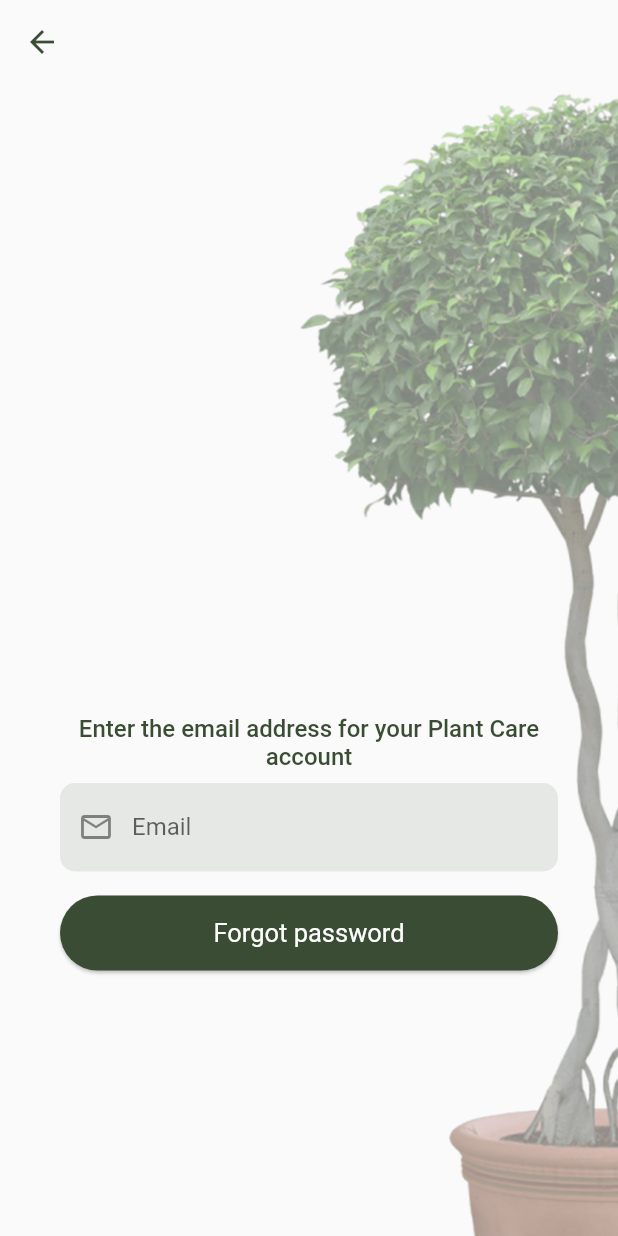
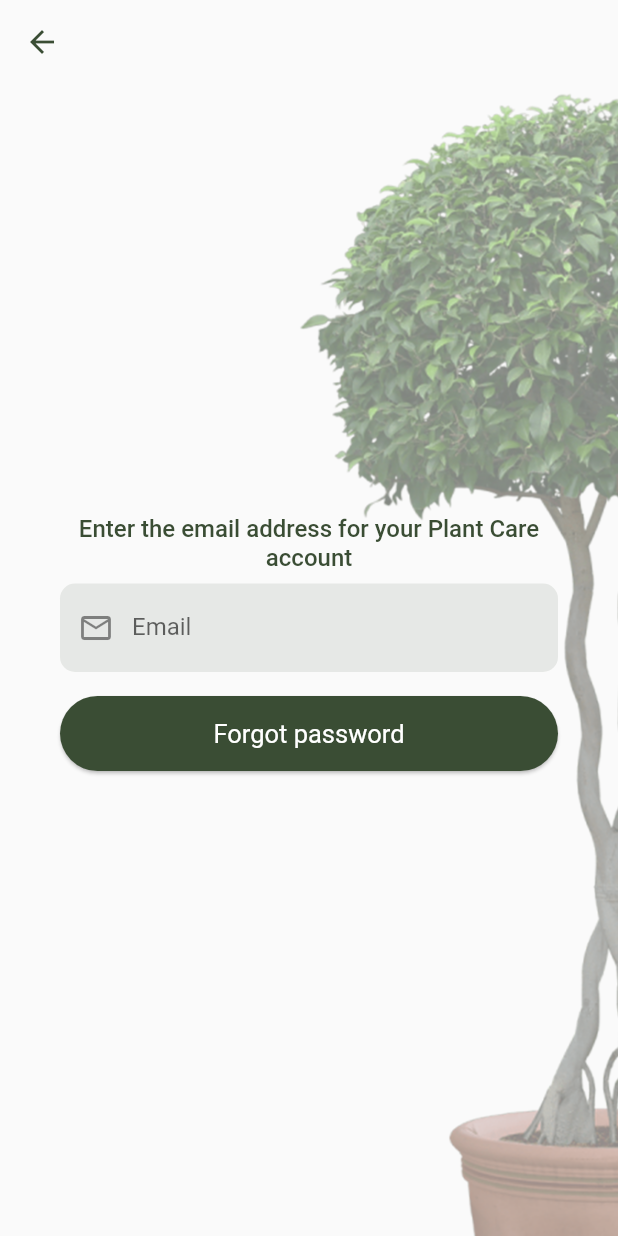
Before and after one commit to alastairrmcneill/plant-care-archive, a Flutter app: the LoginScreen screen opened directly, after a tap on "Login", after a tap on "Forgot Password?", on a phone screen of 412 x 824 dp. Run offline on Flutter 3.47's test engine with Material 2 defaults, Android fonts, the light colour scheme and no system bars; our stand-ins replace firebase_auth, firebase_core; accounts and stored records are empty; network calls fail; Roboto replaces fonts that are missing (HelveticaNeue).

Commit message:
Updated position of auth widgets

```diff
--- a/lib/auth/screens/forgot_passowrd_screen.dart
+++ b/lib/auth/screens/forgot_passowrd_screen.dart
@@ -19,7 +19,7 @@ class _ForgotPasswordScreenState extends State<ForgotPasswordScreen> {
         iconTheme: const IconThemeData(color: Color(0xFF3a4d34)),
       ),
       extendBodyBehindAppBar: true,
-      resizeToAvoidBottomInset: true,
+      resizeToAvoidBottomInset: false,
       body: Stack(
         children: [
           //Background image
@@ -32,12 +32,28 @@ class _ForgotPasswordScreenState extends State<ForgotPasswordScreen> {
               ),
             ),
           ),
-          Center(
-            child: SingleChildScrollView(
-              padding: EdgeInsets.symmetric(horizontal: 40),
+          Padding(
+            padding: const EdgeInsets.symmetric(horizontal: 40),
+            child: Center(
               child: Column(
+                mainAxisAlignment: MainAxisAlignment.end,
                 children: [
-                  const SizedBox(height: 300),
+                  errorText != ''
+                      ? Padding(
+                          padding: const EdgeInsets.only(
+                            left: 10,
+                            right: 10,
+                            top: 5,
+                          ),
+                          child: Text(
+                            errorText,
+                            style: TextStyle(
+                              color: Colors.red[700],
+                              fontSize: 12,
+                            ),
+                          ),
+                        )
+                      : const SizedBox(height: 1),
                   const Text(
                     'Enter the email address for your Plant Care account',
                     textAlign: TextAlign.center,
@@ -66,22 +82,7 @@ class _ForgotPasswordScreenState extends State<ForgotPasswordScreen> {
                       child: const Text('Forgot password'),
                     ),
                   ),
-                  errorText != ''
-                      ? Padding(
-                          padding: const EdgeInsets.only(
-                            left: 10,
-                            right: 10,
-                            top: 5,
-                          ),
-                          child: Text(
-                            errorText,
-                            style: TextStyle(
-                              color: Colors.red[700],
-                              fontSize: 12,
-                            ),
-                          ),
-                        )
-                      : const SizedBox(height: 1),
+                  const SizedBox(height: 310),
                 ],
               ),
             ),
--- a/lib/auth/screens/login_screen.dart
+++ b/lib/auth/screens/login_screen.dart
@@ -5,6 +5,7 @@ import 'package:plant_care/auth/models/user_model.dart';
 import 'package:plant_care/screens/screens.dart';
 import 'package:plant_care/auth/widgets/text_field_widget.dart';
 import 'package:plant_care/auth/services/auth_service.dart';
+import 'package:plant_care/support/wrapper.dart';
 
 class LoginScreen extends StatefulWidget {
   const LoginScreen({Key? key}) : super(key: key);
@@ -16,8 +17,8 @@ class LoginScreen extends StatefulWidget {
 class _LoginScreenState extends State<LoginScreen> {
   String errorText = '';
 
-  void logInFunc(String value) async {
-    dynamic result = await AuthService.signInWithEmailPassword('test@me.com', '123456');
+  Future<void> logInFunc(String value) async {
+    dynamic result = await AuthService.signInWithEmailPassword('test@me.cm', '123456');
     if (result is FirebaseAuthException) {
       setState(() {
         errorText = result.message!;
@@ -34,7 +35,7 @@ class _LoginScreenState extends State<LoginScreen> {
         iconTheme: const IconThemeData(color: Color(0xFF3a4d34)),
       ),
       extendBodyBehindAppBar: true,
-      resizeToAvoidBottomInset: true,
+      resizeToAvoidBottomInset: false,
       body: Stack(
         children: [
           //Background image
@@ -47,12 +48,28 @@ class _LoginScreenState extends State<LoginScreen> {
               ),
             ),
           ),
-          Center(
-            child: SingleChildScrollView(
-              padding: EdgeInsets.symmetric(horizontal: 40),
+          Padding(
+            padding: const EdgeInsets.symmetric(horizontal: 40),
+            child: Center(
               child: Column(
+                mainAxisAlignment: MainAxisAlignment.end,
                 children: [
-                  const SizedBox(height: 180),
+                  errorText != ''
+                      ? Padding(
+                          padding: const EdgeInsets.only(
+                            left: 10,
+                            right: 10,
+                            top: 5,
+                          ),
+                          child: Text(
+                            errorText,
+                            style: TextStyle(
+                              color: Colors.red[700],
+                              fontSize: 12,
+                            ),
+                          ),
+                        )
+                      : const SizedBox(height: 1),
                   const TextInputWidget(
                     labelText: 'Email',
                     prefixIcon: Icons.mail_outline,
@@ -74,31 +91,17 @@ class _LoginScreenState extends State<LoginScreen> {
                     height: 50,
                     child: ElevatedButton(
                       onPressed: () async {
-                        logInFunc('');
+                        await logInFunc(''); //.then((value) => Navigator.pushAndRemoveUntil(context, MaterialPageRoute(builder: (context) => Wrapper()), (_) => false));
+                        //Need to check if it is a valid user or not before punting back.
                       },
                       child: const Text('Login'),
                     ),
                   ),
-                  errorText != ''
-                      ? Padding(
-                          padding: const EdgeInsets.only(
-                            left: 10,
-                            right: 10,
-                            top: 5,
-                          ),
-                          child: Text(
-                            errorText,
-                            style: TextStyle(
-                              color: Colors.red[700],
-                              fontSize: 12,
-                            ),
-                          ),
-                        )
-                      : const SizedBox(height: 1),
                   TextButton(
                     onPressed: () => Navigator.of(context).push(MaterialPageRoute(builder: (context) => ForgotPasswordScreen())),
                     child: Text('Forgot Password?'),
                   ),
+                  const SizedBox(height: 260),
                 ],
               ),
             ),
--- a/lib/auth/services/auth_service.dart
+++ b/lib/auth/services/auth_service.dart
@@ -26,8 +26,25 @@ class AuthService {
   }
 
   // Register
+  static Future registerWithEmailPassword(String email, String password) async {
+    try {
+      UserCredential result = await _auth.createUserWithEmailAndPassword(email: email, password: password);
+      User? user = result.user;
+      return _appUserFromFirebaseUser(user);
+    } on FirebaseAuthException catch (error) {
+      return error;
+    }
+  }
 
   // Forgot password
+  static Future forgotPassword(String email) async {
+    try {
+      await _auth.sendPasswordResetEmail(email: email);
+      return null;
+    } on FirebaseAuthException catch (error) {
+      return error;
+    }
+  }
 
   // Sign Out
   static Future signOut() async {
--- a/lib/support/wrapper.dart
+++ b/lib/support/wrapper.dart
@@ -10,7 +10,6 @@ class Wrapper extends StatelessWidget {
   Widget build(BuildContext context) {
     final user = Provider.of<AppUser?>(context);
     print(user);
-
     if (user == null) {
       return WelcomeScreen();
     } else {
```
